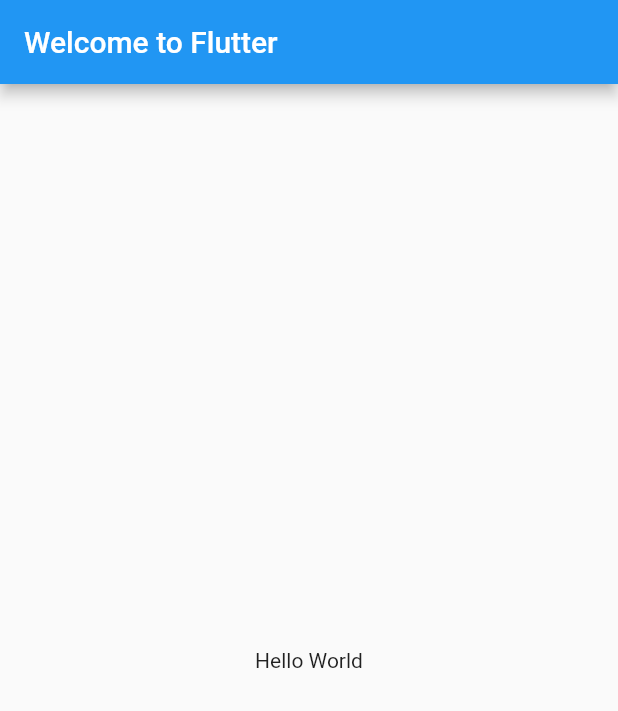
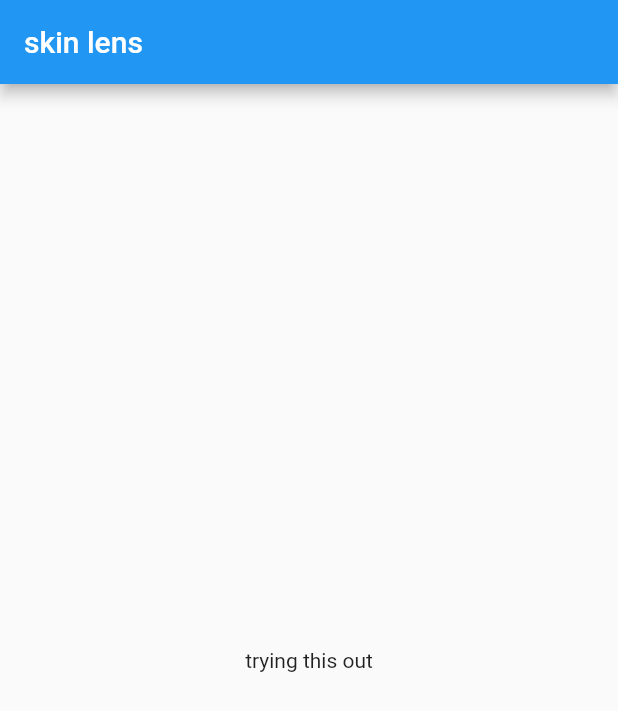
Before and after one commit to li9hto/flutter, a Flutter app: the screen it shows after launch, on a phone screen of 412 x 824 dp. Shown: the top 711 px of the screen. Run offline on Flutter 3.47's test engine with Material 2 defaults, Android fonts, the phone set to English and light mode, and no system bars.

Commit message:
3rd commit

```diff
--- a/lib/main.dart
+++ b/lib/main.dart
@@ -9,10 +9,10 @@ class MyApp extends StatelessWidget {
       title: 'Welcome to Flutter',
       home: Scaffold(
         appBar: AppBar(
-          title: Text('Welcome to Flutter'),
+          title: Text('skin lens'),
         ),
         body: Center(
-          child: Text('Hello World'),
+          child: Text('trying this out'),
         ),
       ),
     );
```
